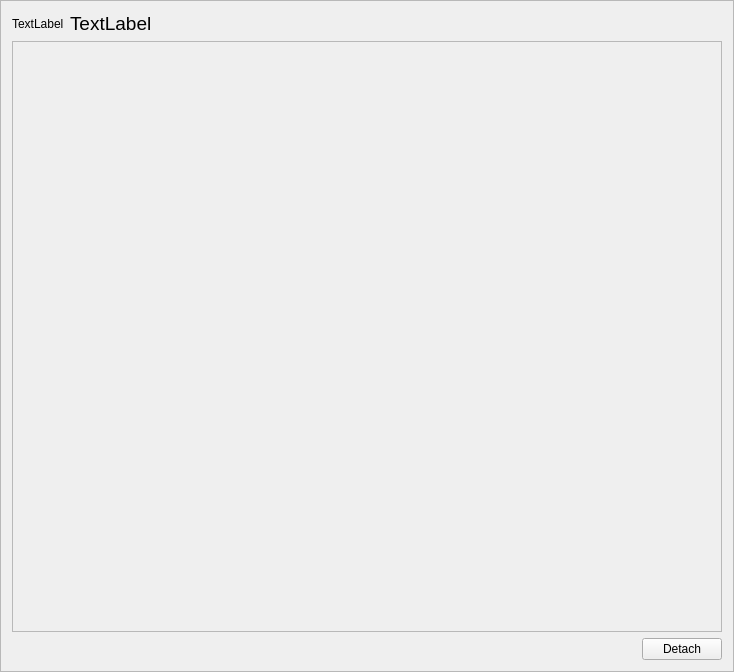
Before: the Qt Designer form ide/forms/page.ui in andrenho/luisa, drawn with Qt 5.
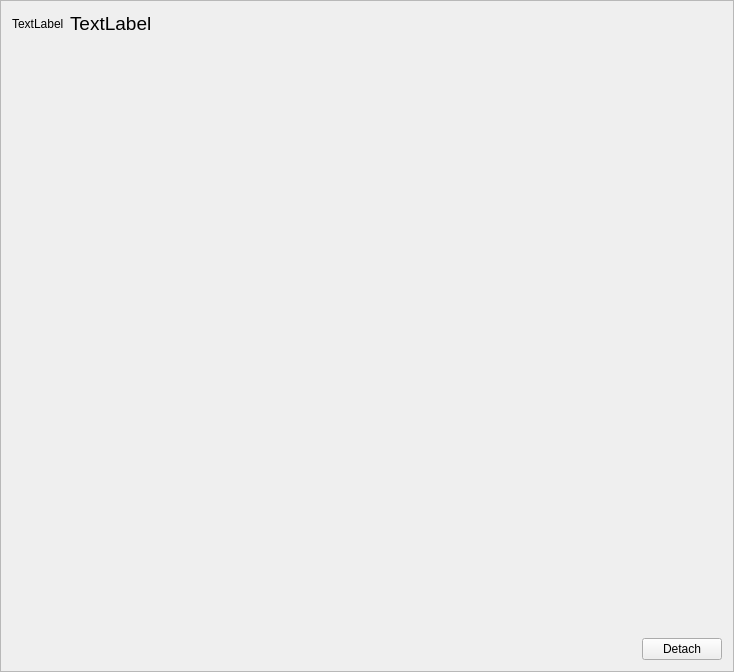
After: the same form once the commit is applied.

```diff
--- a/ide/forms/page.ui
+++ b/ide/forms/page.ui
@@ -52,19 +52,13 @@
       </layout>
      </item>
      <item>
-      <widget class="QFrame" name="frame">
+      <widget class="QWidget" name="widget" native="true">
        <property name="sizePolicy">
         <sizepolicy hsizetype="Preferred" vsizetype="Expanding">
          <horstretch>0</horstretch>
          <verstretch>0</verstretch>
         </sizepolicy>
        </property>
-       <property name="frameShape">
-        <enum>QFrame::StyledPanel</enum>
-       </property>
-       <property name="frameShadow">
-        <enum>QFrame::Raised</enum>
-       </property>
       </widget>
      </item>
      <item>
```
